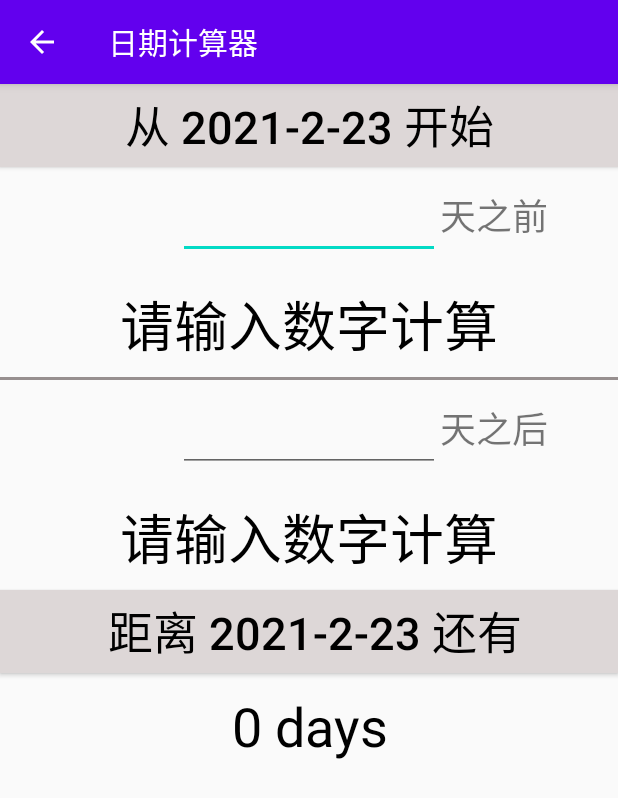
After one commit to mill413/SimpleCalculatorApp-Kotlin, an Android app: the DateActivity screen opened directly, with no data from a screen before it, on a phone screen of 412 x 824 dp. The commit adds this screen. Shown: the top 798 px of the screen. Run offline under Robolectric (Android 15) with nearby library versions, the phone set to English and light mode, and no system bars.

Commit message:
添加了日期计算器功能

```diff
--- /dev/null
+++ b/app/src/main/java/com/example/app1/Calculator/Calculator.kt
@@ -0,0 +1,36 @@
+package com.example.app1.Calculator
+
+import android.annotation.SuppressLint
+import android.app.DatePickerDialog
+import android.widget.Button
+import kotlinx.android.synthetic.main.activity_date.*
+import java.time.Duration
+import java.time.LocalDate
+import java.time.LocalDateTime
+import java.time.Period
+import java.time.temporal.ChronoUnit
+import java.util.*
+
+object Calculator {
+    lateinit var curDate: LocalDate
+    lateinit var startDate: LocalDate
+    lateinit var endDate: LocalDate
+
+    fun init() {
+        curDate = LocalDate.now()
+        startDate = curDate
+        endDate = curDate
+    }
+
+    fun getDaysBetween(): Long {
+        return ChronoUnit.DAYS.between(curDate, endDate)
+    }
+
+    fun getDayBefore(dayBefore: Long): LocalDate {
+        return startDate.minusDays(dayBefore)
+    }
+
+    fun getDayAfter(dayAfter: Long): LocalDate {
+        return startDate.plusDays(dayAfter)
+    }
+}
--- /dev/null
+++ b/app/src/main/java/com/example/app1/activities/DateActivity.kt
@@ -0,0 +1,119 @@
+package com.example.app1.activities
+
+import android.annotation.SuppressLint
+import android.app.DatePickerDialog
+import android.app.DatePickerDialog.OnDateSetListener
+import androidx.appcompat.app.AppCompatActivity
+import android.os.Bundle
+import android.text.Editable
+import android.text.TextWatcher
+import android.text.format.DateUtils
+import android.util.Log
+import android.widget.Button
+import android.widget.TextView
+import androidx.core.widget.addTextChangedListener
+import com.example.app1.Calculator.Calculator
+import com.example.app1.R
+import kotlinx.android.synthetic.main.activity_date.*
+import java.time.Duration
+import java.time.LocalDate
+import java.time.LocalDateTime
+import java.util.*
+
+class DateActivity : AppCompatActivity() {
+    @SuppressLint("SetTextI18n")
+    override fun onCreate(savedInstanceState: Bundle?) {
+        super.onCreate(savedInstanceState)
+        setContentView(R.layout.activity_date)
+
+        Calculator.init()
+
+        val curY = Calculator.curDate.year
+        val curM = Calculator.curDate.monthValue
+        val curD = Calculator.curDate.dayOfMonth
+
+        btn_date_before.text = "从 ${curY}-${curM}-${curD} 开始"
+        btn_date_after.text = " 距离 ${curY}-${curM}-${curD} 还有"
+
+        btn_date_before.setOnClickListener { showDatePickerDialog(btn_date_before) }
+        btn_date_after.setOnClickListener { showDatePickerDialog(btn_date_after) }
+
+        edit_date_before.addTextChangedListener(object : TextWatcher {
+            override fun beforeTextChanged(p0: CharSequence?, p1: Int, p2: Int, p3: Int) {
+
+            }
+
+            override fun onTextChanged(p0: CharSequence?, p1: Int, p2: Int, p3: Int) {
+                val cnt = p0.toString()
+                if (cnt.isNotEmpty()) {
+                    val res = Calculator.getDayBefore(cnt.toLong())
+                    res_date_before.text = "${res.year}-${res.monthValue}-${res.dayOfMonth}"
+                } else {
+                    res_date_before.text = "请输入数字计算"
+                }
+            }
+
+            override fun afterTextChanged(p0: Editable?) {
+            }
+        })
+
+        edit_date_after.addTextChangedListener(object : TextWatcher {
+            override fun beforeTextChanged(p0: CharSequence?, p1: Int, p2: Int, p3: Int) {
+
+            }
+
+            override fun onTextChanged(p0: CharSequence?, p1: Int, p2: Int, p3: Int) {
+                val cnt = p0.toString()
+                if (cnt.isNotEmpty()) {
+                    val res = Calculator.getDayAfter(cnt.toLong())
+                    res_date_after.text = "${res.year}-${res.monthValue}-${res.dayOfMonth}"
+                } else {
+                    res_date_after.text = "请输入数字计算"
+                }
+            }
+
+            override fun afterTextChanged(p0: Editable?) {
+            }
+        })
+    }
+
+    @SuppressLint("SetTextI18n")
+    private fun showDatePickerDialog(btn: Button) {
+        val setDate = when (btn) {
+            btn_date_before -> Calculator.startDate
+            else -> Calculator.endDate
+        }
+        val setY: Int = setDate.year
+        val setM: Int = setDate.monthValue
+        val setD: Int = setDate.dayOfMonth
+
+        val dpd = DatePickerDialog(this, { _, nowY, nowM, nowD ->
+            run {
+                val setStr = "${nowY}-${nowM + 1}-${nowD}"
+                when (btn) {
+                    btn_date_after -> {
+                        Calculator.endDate = LocalDate.of(nowY, nowM + 1, nowD)
+                        btn_date_after.text = "距离 $setStr 还有"
+                        textView8.text = Calculator.getDaysBetween().toString() + " 天"
+                    }
+                    else -> {
+                        Calculator.startDate = LocalDate.of(nowY, nowM + 1, nowD)
+                        btn_date_before.text = "从 $setStr 开始"
+                        if (edit_date_before.text.isNotEmpty()) {
+                            val cnt = edit_date_before.text.toString()
+                            val res = Calculator.getDayBefore(cnt.toLong())
+                            res_date_before.text = "${res.year}-${res.monthValue}-${res.dayOfMonth}"
+                        }
+                        if (edit_date_after.text.isNotEmpty()) {
+                            val cnt = edit_date_after.text.toString()
+                            val res = Calculator.getDayAfter(cnt.toLong())
+                            res_date_after.text = "${res.year}-${res.monthValue}-${res.dayOfMonth}"
+                        }
+                    }
+                }
+            }
+        }, setY, setM - 1, setD)
+
+        dpd.show()
+    }
+}
--- a/app/src/main/java/com/example/app1/activities/MainActivity.kt
+++ b/app/src/main/java/com/example/app1/activities/MainActivity.kt
@@ -81,6 +81,9 @@ class MainActivity : AppCompatActivity() {
             R.id.bmi -> {
                 startActivity(Intent(applicationContext, BMIActivity::class.java))
             }
+            R.id.date -> {
+                startActivity(Intent(applicationContext, DateActivity::class.java))
+            }
             else -> return super.onOptionsItemSelected(item)
         }
         return true
--- a/app/src/main/java/com/example/app1/calculator/Calculator.kt
+++ /dev/null
@@ -1,5 +0,0 @@
-package com.example.app1.calculator
-
-object Calculator {
-
-}
--- a/app/src/main/res/layout/activity_bmi.xml
+++ b/app/src/main/res/layout/activity_bmi.xml
@@ -7,7 +7,7 @@
     tools:context=".activities.BMIActivity">
 
     <TextView
-        android:id="@+id/textView5"
+        android:id="@+id/textViewafter"
         android:layout_width="183dp"
         android:layout_height="28dp"
         android:layout_marginTop="264dp"
--- /dev/null
+++ b/app/src/main/res/layout/activity_date.xml
@@ -0,0 +1,124 @@
+<?xml version="1.0" encoding="utf-8"?>
+<LinearLayout xmlns:android="http://schemas.android.com/apk/res/android"
+    xmlns:tools="http://schemas.android.com/tools"
+    android:layout_width="match_parent"
+    android:layout_height="match_parent"
+    android:orientation="vertical"
+    tools:context=".activities.DateActivity">
+
+    <Button
+        android:id="@+id/btn_date_before"
+        android:layout_width="match_parent"
+        android:layout_height="55dp"
+        android:background="#DDD7D7"
+        android:text="@string/btn_date_before"
+        android:textColor="#000000"
+        android:textSize="30sp" />
+
+    <LinearLayout
+        android:layout_width="match_parent"
+        android:layout_height="70dp"
+        android:orientation="horizontal">
+
+        <View
+            android:id="@+id/view2"
+            android:layout_width="120dp"
+            android:layout_height="wrap_content"
+            android:layout_weight="1" />
+
+        <EditText
+            android:id="@+id/edit_date_before"
+            android:layout_width="176dp"
+            android:layout_height="wrap_content"
+            android:layout_weight="1"
+            android:ems="10"
+            android:hint="@string/edit_date_before"
+            android:importantForAutofill="no"
+            android:inputType="date|number"
+            android:textAlignment="center"
+            android:textSize="30sp" />
+
+        <TextView
+            android:id="@+id/textView3"
+            android:layout_width="120dp"
+            android:layout_height="wrap_content"
+            android:layout_weight="1"
+            android:text="@string/textView3"
+            android:textSize="24sp" />
+    </LinearLayout>
+
+    <TextView
+        android:id="@+id/res_date_before"
+        android:layout_width="match_parent"
+        android:layout_height="70dp"
+        android:gravity="center"
+        android:text="@string/res_date_before"
+        android:textAlignment="center"
+        android:textColor="#000000"
+        android:textSize="36sp" />
+
+    <View
+        android:layout_width="match_parent"
+        android:layout_height="2dp"
+        android:background="#978F8F" />
+
+    <LinearLayout
+        android:layout_width="match_parent"
+        android:layout_height="70dp"
+        android:orientation="horizontal">
+
+        <View
+            android:id="@+id/view3"
+            android:layout_width="120dp"
+            android:layout_height="wrap_content"
+            android:layout_weight="1" />
+
+        <EditText
+            android:id="@+id/edit_date_after"
+            android:layout_width="176dp"
+            android:layout_height="wrap_content"
+            android:layout_weight="1"
+            android:ems="10"
+            android:hint="@string/edit_date_after"
+            android:importantForAutofill="no"
+            android:inputType="date|number"
+            android:textAlignment="center"
+            android:textSize="30sp" />
+
+        <TextView
+            android:id="@+id/textViewafter"
+            android:layout_width="120dp"
+            android:layout_height="wrap_content"
+            android:layout_weight="1"
+            android:text="@string/textViewafter"
+            android:textSize="24sp" />
+    </LinearLayout>
+
+    <TextView
+        android:id="@+id/res_date_after"
+        android:layout_width="match_parent"
+        android:layout_height="70dp"
+        android:gravity="center"
+        android:text="@string/res_date_after"
+        android:textColor="#000000"
+        android:textSize="36sp" />
+
+    <Button
+        android:id="@+id/btn_date_after"
+        android:layout_width="match_parent"
+        android:layout_height="55dp"
+        android:background="#DDD7D7"
+        android:text="@string/btn_date_after"
+        android:textColor="#000000"
+        android:textSize="30sp" />
+
+    <TextView
+        android:id="@+id/textView8"
+        android:layout_width="match_parent"
+        android:layout_height="70dp"
+        android:gravity="center"
+        android:text="@string/textView8"
+        android:textColor="#000000"
+        android:textSize="36sp" />
+
+</LinearLayout>
--- a/app/src/main/res/values/strings.xml
+++ b/app/src/main/res/values/strings.xml
@@ -47,4 +47,15 @@
     <string name="button1">Button</string>
     <string name="button2">Button</string>
     <string name="button3">Button</string>
+    <string name="btn_date_before">Button</string>
+    <string name="textView8">0 days</string>
+    <string name="textView3">天之前</string>
+    <string name="res_date_before">请输入数字计算</string>
+    <string name="res_date_after">请输入数字计算</string>
+    <string name="btn_date_after">Button</string>
+    <string name="textViewafter">天之后</string>
+    <string name="edit_date_before" />
+    <string name="edit_date_after" />
+    <string name="bmi">BMI</string>
+    <string name="date">日期计算器</string>
 </resources>
```
Also changed, not shown: app/src/main/AndroidManifest.xml (+9 -5 lines), app/src/main/res/layout/activity_main.xml (+6 -2 lines), app/src/main/res/menu/menu.xml (+5 -3 lines), 1 other file.
